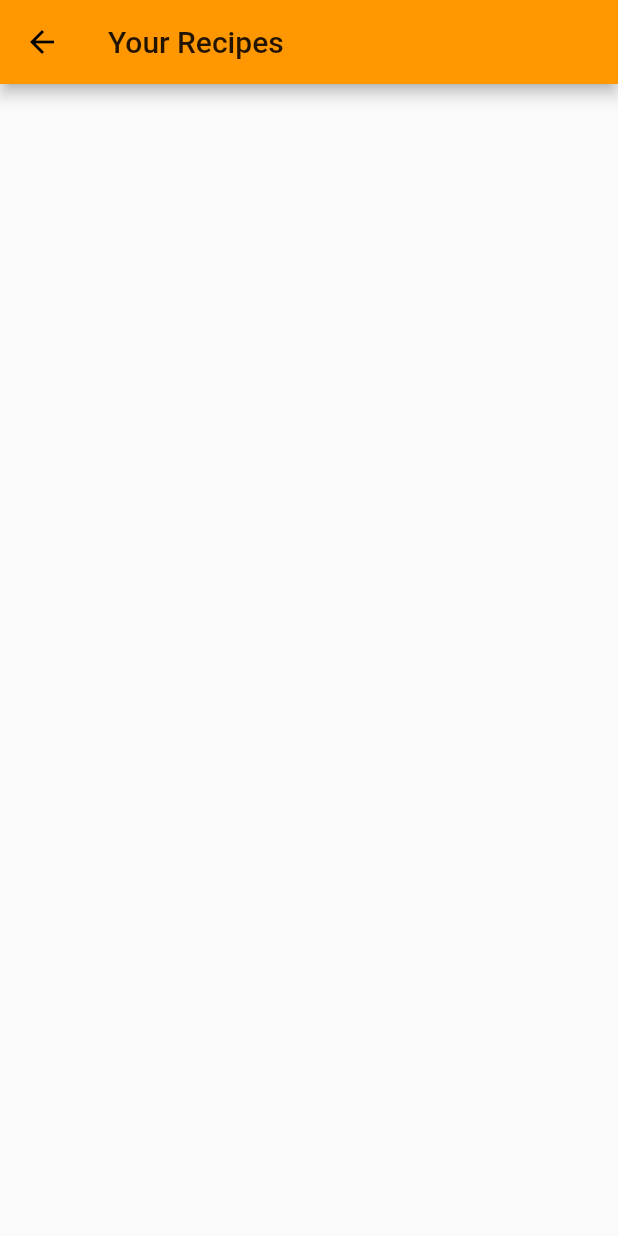
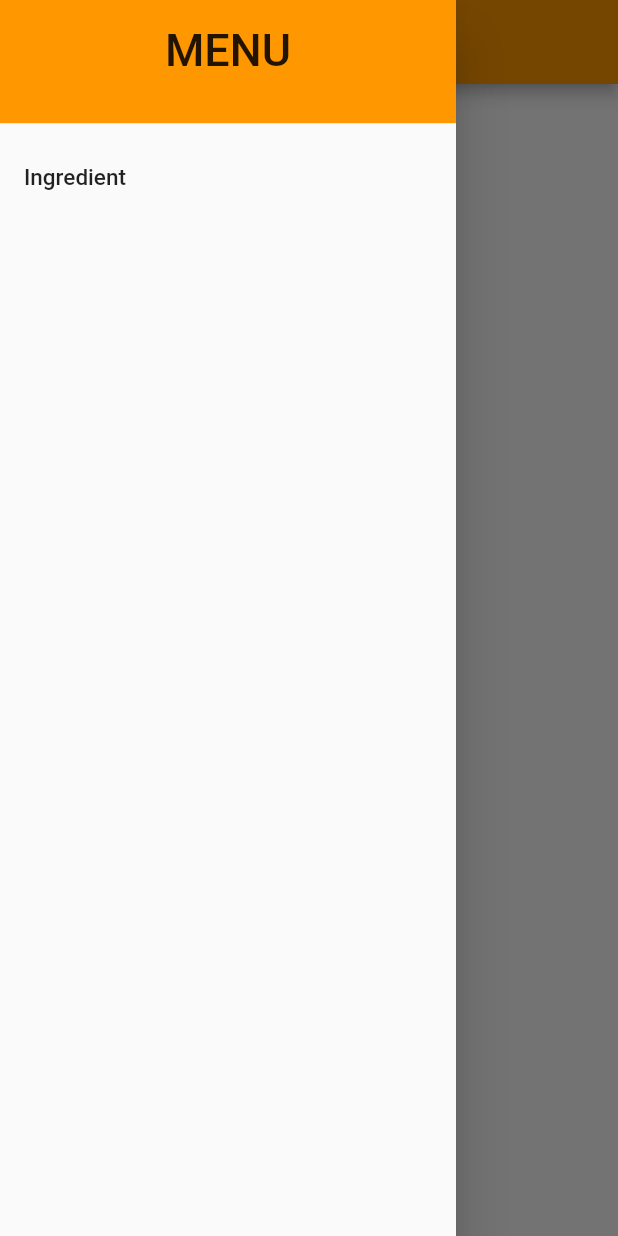
Before and after one commit to willthorpe/Frontend-Flutter-App, a Flutter app: the HomePage screen opened by its route, with the side drawer open (before the commit the screen has no drawer), on a phone screen of 412 x 824 dp. Run offline on Flutter 3.47's test engine with Material 2 defaults, Android fonts, the phone set to English and light mode, and no system bars; our stand-ins replace datetime_picker_formfield, firebase_auth, image_picker; accounts and stored records are empty.

Commit message:
ingredient entering screen

```diff
--- a/lib/globals.dart
+++ b/lib/globals.dart
@@ -1,2 +1,14 @@
 import 'package:firebase_auth/firebase_auth.dart';
 FirebaseUser user;
+
+List menuItems = [
+  'Ingredient',
+];
+
+List<String> ingredientAmounts = [
+  'grams',
+  'millilitres',
+  'teaspoons',
+  'tablespoons',
+  'number',
+];
--- a/lib/home.dart
+++ b/lib/home.dart
@@ -34,6 +34,46 @@ class _HomePageState extends State<HomePage> {
           // the App.build method, and use it to set our appbar title.
           title: Text(widget.title),
         ),
+        drawer: Drawer(
+          child: Column(
+            children: <Widget>[
+              Container(
+                width: 310,
+                height: 90.0,
+                child: DrawerHeader(
+                  child: Text(
+                    'MENU',
+                    textAlign: TextAlign.center,
+                    style: TextStyle(
+                      fontSize: 30.0,
+                    ),
+                  ),
+                  decoration: BoxDecoration(
+                    color: Colors.orange,
+                  ),
+                ),
+              ),
+              Expanded(
+                child: ListView.separated(
+                    itemBuilder: (context, index) {
+                      return ListTile(
+                          title: Text('${menuItems[index]}',
+                              style: TextStyle(
+                                fontSize: 15.0,
+                              )),
+                          onTap: () {
+                            Navigator.pop(context);
+                            Navigator.pushNamed(context,'/${menuItems[index].toLowerCase()}');
+                          });
+                    },
+                    separatorBuilder: (context, index) {
+                      return Divider();
+                    },
+                    itemCount: menuItems.length),
+              ),
+            ],
+          ),
+        ),
         body: Center());
   }
 }
--- a/lib/login.dart
+++ b/lib/login.dart
@@ -35,7 +35,6 @@ class _LoginPageState extends State<LoginPage> {
                 new ListTile(
                   leading: const Icon(Icons.people),
                   title: TextFormField(
-                      keyboardType: TextInputType.emailAddress,
                       decoration: InputDecoration(hintText: 'Email'),
                       validator: (value) {
                         if (value.isEmpty) {
--- a/lib/main.dart
+++ b/lib/main.dart
@@ -1,5 +1,6 @@
 import 'package:flutter/material.dart';
 import 'home.dart';
+import 'ingredient.dart';
 import 'login.dart';
 import 'register.dart';
 
@@ -28,6 +29,7 @@ class MyApp extends StatelessWidget {
         '/home' : (context) => HomePage(title: 'Your Recipes'),
         '/register' : (context) => RegisterPage(title: 'Register'),
         '/' : (context) => LoginPage(title: 'Login'),
+        '/ingredient' : (context) => IngredientPage(title: 'Add Ingredient'),
       },
     );
   }
--- a/lib/register.dart
+++ b/lib/register.dart
@@ -34,7 +34,6 @@ class _RegisterPageState extends State<RegisterPage> {
                 new ListTile(
                   leading: const Icon(Icons.people),
                   title: TextFormField(
-                      keyboardType: TextInputType.emailAddress,
                       decoration: InputDecoration(hintText: 'Email'),
                       validator: (value) {
                         if (value.isEmpty) {
--- a/pubspec.yaml
+++ b/pubspec.yaml
@@ -23,6 +23,8 @@ dependencies:
   # The following adds the Cupertino Icons font to your application.
   # Use with the CupertinoIcons class for iOS style icons.
   cupertino_icons: ^0.1.2
+  datetime_picker_formfield: ^0.4.3
+  image_picker: ^0.6.1+8
   google_sign_in: ^4.0.12
   firebase_auth: ^0.14.0+8
 
```
Also changed, not shown: lib/ingredient.dart (added, +175 -0 lines), pubspec.lock.
